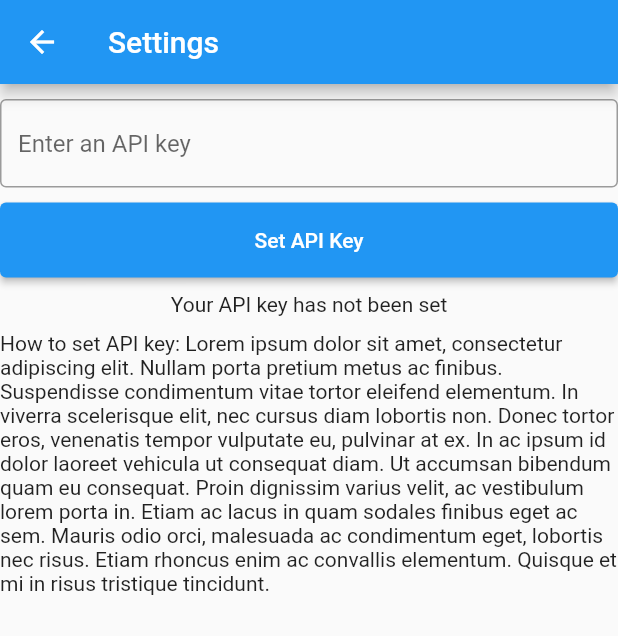
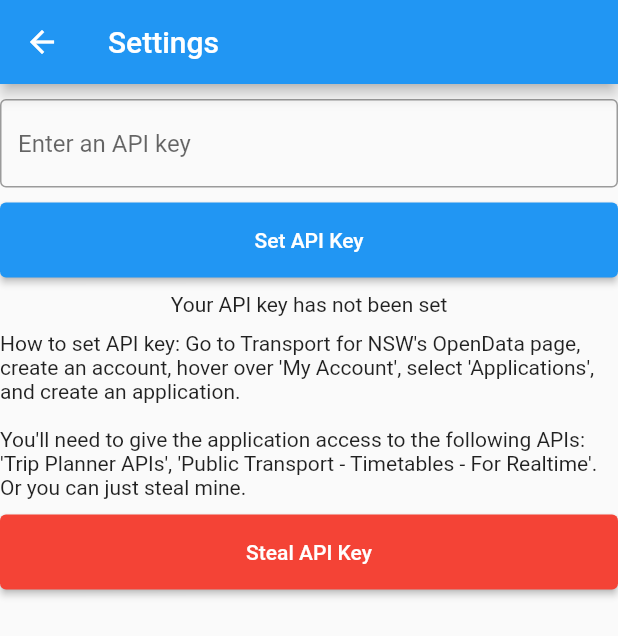
Before and after one commit to LachlanBWWright/Flutter_Timetable, a Flutter app: the SettingsScreen screen opened directly, on a phone screen of 412 x 824 dp. Shown: the top 636 px of the screen. Run offline on Flutter 3.47's test engine with Material 2 defaults, Android fonts, the phone set to English and light mode, and no system bars; our stand-ins replace csv, fixnum, shared_preferences, sqflite; missing offline and left inert: protobuf, shared_preferences_web; accounts and stored records are empty; key blocks and very long unbroken strings in the code were emptied for the run.

Commit message:
Styling, added trip screen, added ability to steal my key

```diff
--- a/lib/new_trip.dart
+++ b/lib/new_trip.dart
@@ -262,10 +262,8 @@ class StationView extends StatelessWidget {
               onTap: () {
                 setStation(station.name);
               },
-              child: Column(
-                children: [
-                  Text(station.name),
-                ],
+              child: ListTile(
+                title: Text(station.name),
               ))),
     );
   }
--- a/lib/settings.dart
+++ b/lib/settings.dart
@@ -43,6 +43,14 @@ class _SettingsScreenState extends State<SettingsScreen> {
     });
   }
 
+  Future<void> _stealApiKey() async {
+    final prefs = await SharedPreferences.getInstance();
+    setState(() {
+      _apiKey = 'Xh0bAW1JmyVP93vjB784EK9dyZlbJb2FxJuw';
+      prefs.setString('apiKey', 'Xh0bAW1JmyVP93vjB784EK9dyZlbJb2FxJuw');
+    });
+  }
+
   @override
   Widget build(BuildContext context) {
     return Scaffold(
@@ -71,7 +79,18 @@ class _SettingsScreenState extends State<SettingsScreen> {
                     : 'Your API Key is: $_apiKey'),
                 const SizedBox(height: 10),
                 const Text(
-                    'How to set API key: Lorem ipsum dolor sit amet, consectetur adipiscing elit. Nullam porta pretium metus ac finibus. Suspendisse condimentum vitae tortor eleifend elementum. In viverra scelerisque elit, nec cursus diam lobortis non. Donec tortor eros, venenatis tempor vulputate eu, pulvinar at ex. In ac ipsum id dolor laoreet vehicula ut consequat diam. Ut accumsan bibendum quam eu consequat. Proin dignissim varius velit, ac vestibulum lorem porta in. Etiam ac lacus in quam sodales finibus eget ac sem. Mauris odio orci, malesuada ac condimentum eget, lobortis nec risus. Etiam rhoncus enim ac convallis elementum. Quisque et mi in risus tristique tincidunt.')
+                    'How to set API key: Go to Transport for NSW\'s OpenData page, create an account, hover over \'My Account\', select \'Applications\', and create an application.'),
+                const Text(''),
+                const Text(
+                    'You\'ll need to give the application access to the following APIs: \'Trip Planner APIs\', \'Public Transport - Timetables - For Realtime\'. Or you can just steal mine.'),
+                const SizedBox(height: 10),
+                ElevatedButton(
+                  onPressed: _stealApiKey,
+                  style: ElevatedButton.styleFrom(
+                      minimumSize: const Size.fromHeight(50),
+                      primary: Colors.red),
+                  child: const Text('Steal API Key'),
+                ),
               ],
             )));
   }
```
Also changed, not shown: lib/main.dart (+16 -2 lines), lib/trip.dart (+52 -0 lines).
